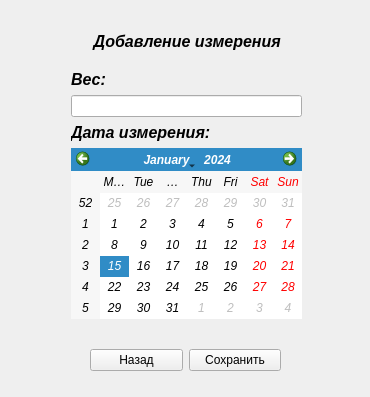
YNFenix/kursovoi_projeck_Samokhin, file datainput.ui: the form before one commit.
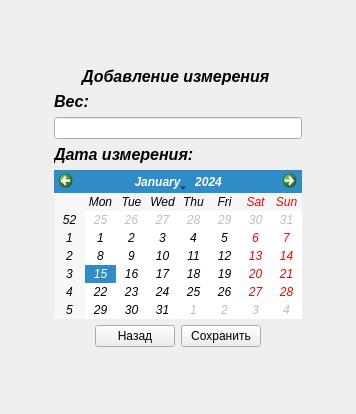
The form after the commit.

Diff of the .ui file:
```diff
--- a/datainput.ui
+++ b/datainput.ui
@@ -6,8 +6,8 @@
    <rect>
     <x>0</x>
     <y>0</y>
-    <width>370</width>
-    <height>397</height>
+    <width>356</width>
+    <height>414</height>
    </rect>
   </property>
   <property name="windowTitle">
@@ -16,15 +16,37 @@
   <property name="layoutDirection">
    <enum>Qt::LeftToRight</enum>
   </property>
+  <layout class="QGridLayout" name="gridLayout_2">
+   <item row="0" column="2">
+    <spacer name="verticalSpacer">
+     <property name="orientation">
+      <enum>Qt::Vertical</enum>
+     </property>
+     <property name="sizeHint" stdset="0">
+      <size>
+       <width>20</width>
+       <height>35</height>
+      </size>
+     </property>
+    </spacer>
+   </item>
+   <item row="1" column="0">
+    <spacer name="horizontalSpacer">
+     <property name="orientation">
+      <enum>Qt::Horizontal</enum>
+     </property>
+     <property name="sizeHint" stdset="0">
+      <size>
+       <width>51</width>
+       <height>20</height>
+      </size>
+     </property>
+    </spacer>
+   </item>
+   <item row="1" column="1" colspan="3">
+    <layout class="QVBoxLayout" name="lineLayout">
+     <item>
   <widget class="QLabel" name="label">
-   <property name="geometry">
-    <rect>
-     <x>70</x>
-     <y>10</y>
-     <width>239</width>
-     <height>62</height>
-    </rect>
-   </property>
    <property name="font">
     <font>
      <pointsize>12</pointsize>
@@ -39,48 +61,7 @@
     <set>Qt::AlignCenter</set>
    </property>
   </widget>
-  <widget class="QWidget" name="layoutWidget">
-   <property name="geometry">
-    <rect>
-     <x>90</x>
-     <y>340</y>
-     <width>191</width>
-     <height>41</height>
-    </rect>
-   </property>
-   <layout class="QHBoxLayout" name="buttonLayout">
-    <item>
-     <widget class="QPushButton" name="backInput">
-      <property name="text">
-       <string>Назад</string>
-      </property>
-      <property name="autoDefault">
-       <bool>false</bool>
-      </property>
-     </widget>
-    </item>
-    <item>
-     <widget class="QPushButton" name="saveInput">
-      <property name="text">
-       <string>Сохранить</string>
-      </property>
-      <property name="autoDefault">
-       <bool>false</bool>
-      </property>
-     </widget>
-    </item>
-   </layout>
-  </widget>
-  <widget class="QWidget" name="layoutWidget">
-   <property name="geometry">
-    <rect>
-     <x>71</x>
-     <y>70</y>
-     <width>231</width>
-     <height>249</height>
-    </rect>
-   </property>
-   <layout class="QVBoxLayout" name="lineLayout">
+     </item>
     <item>
      <widget class="QLabel" name="weightLabel">
       <property name="font">
@@ -145,7 +126,84 @@
      </widget>
     </item>
    </layout>
-  </widget>
+   </item>
+   <item row="1" column="4">
+    <spacer name="horizontalSpacer_2">
+     <property name="orientation">
+      <enum>Qt::Horizontal</enum>
+     </property>
+     <property name="sizeHint" stdset="0">
+      <size>
+       <width>51</width>
+       <height>20</height>
+      </size>
+     </property>
+    </spacer>
+   </item>
+   <item row="2" column="0" colspan="2">
+    <spacer name="horizontalSpacer_3">
+     <property name="orientation">
+      <enum>Qt::Horizontal</enum>
+     </property>
+     <property name="sizeHint" stdset="0">
+      <size>
+       <width>76</width>
+       <height>20</height>
+      </size>
+     </property>
+    </spacer>
+   </item>
+   <item row="2" column="2">
+    <layout class="QHBoxLayout" name="buttonLayout">
+     <item>
+      <widget class="QPushButton" name="backInput">
+       <property name="text">
+        <string>Назад</string>
+       </property>
+       <property name="autoDefault">
+        <bool>false</bool>
+       </property>
+      </widget>
+     </item>
+     <item>
+      <widget class="QPushButton" name="saveInput">
+       <property name="text">
+        <string>Сохранить</string>
+       </property>
+       <property name="autoDefault">
+        <bool>false</bool>
+       </property>
+      </widget>
+     </item>
+    </layout>
+   </item>
+   <item row="2" column="3" colspan="2">
+    <spacer name="horizontalSpacer_4">
+     <property name="orientation">
+      <enum>Qt::Horizontal</enum>
+     </property>
+     <property name="sizeHint" stdset="0">
+      <size>
+       <width>76</width>
+       <height>20</height>
+      </size>
+     </property>
+    </spacer>
+   </item>
+   <item row="3" column="2">
+    <spacer name="verticalSpacer_2">
+     <property name="orientation">
+      <enum>Qt::Vertical</enum>
+     </property>
+     <property name="sizeHint" stdset="0">
+      <size>
+       <width>20</width>
+       <height>25</height>
+      </size>
+     </property>
+    </spacer>
+   </item>
+  </layout>
  </widget>
  <resources/>
  <connections/>
```
Lines whose indentation alone changed are shown as unchanged.
